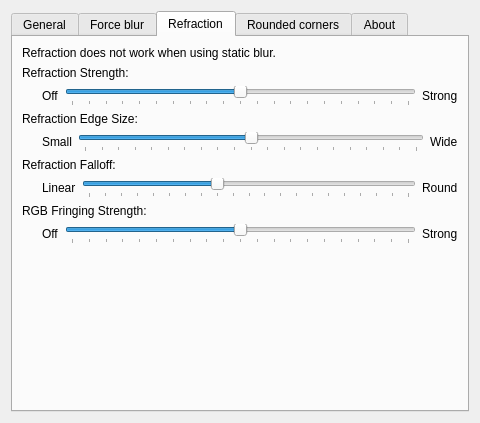
This is src/kcm/blur_config.ui in PKMNPlatin/kwin-effects-snell-glass as Qt 5 draws it before an edit. The edited form follows.
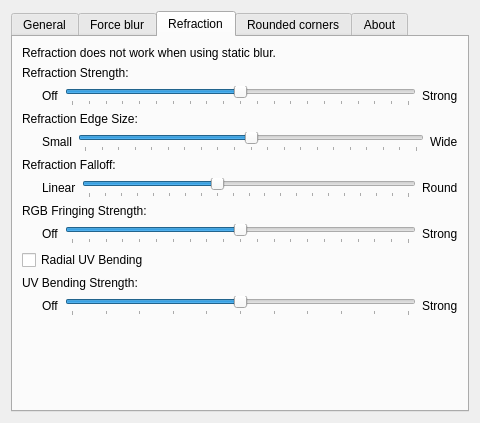
This is the edited form. The open tabs and pages were chosen to show the change. Custom widgets are drawn as their Qt base class.

Commit message: fix: update refraction settings to use boolean for radial bending and adjust bending strength

```diff
--- a/src/kcm/blur_config.ui
+++ b/src/kcm/blur_config.ui
@@ -809,6 +809,79 @@
          </item>
         </layout>
        </item>
+       <item>
+        <widget class="QCheckBox" name="kcfg_RefractionRadialBending">
+         <property name="text">
+          <string>Radial UV Bending</string>
+         </property>
+        </widget>
+       </item>
+       <item>
+        <widget class="QLabel" name="labelRefractionBendingStrength">
+         <property name="text">
+          <string>UV Bending Strength:</string>
+         </property>
+        </widget>
+       </item>
+       <item>
+        <layout class="QHBoxLayout" name="horizontalLayoutBendingStrength">
+         <item>
+          <spacer name="horizontalSpacerBendingStrength">
+           <property name="orientation">
+            <enum>Qt::Orientation::Horizontal</enum>
+           </property>
+           <property name="sizeType">
+            <enum>QSizePolicy::Policy::Fixed</enum>
+           </property>
+           <property name="sizeHint" stdset="0">
+            <size>
+             <width>20</width>
+             <height>20</height>
+            </size>
+           </property>
+          </spacer>
+         </item>
+         <item>
+          <widget class="QLabel" name="labelRefractionBendingStrengthOff">
+           <property name="text">
+            <string>Off</string>
+           </property>
+          </widget>
+         </item>
+         <item>
+          <widget class="QSlider" name="kcfg_RefractionBendingStrength">
+           <property name="minimum">
+            <number>0</number>
+           </property>
+           <property name="maximum">
+            <number>10</number>
+           </property>
+           <property name="singleStep">
+            <number>1</number>
+           </property>
+           <property name="pageStep">
+            <number>1</number>
+           </property>
+           <property name="value">
+            <number>5</number>
+           </property>
+           <property name="orientation">
+            <enum>Qt::Orientation::Horizontal</enum>
+           </property>
+           <property name="tickPosition">
+            <enum>QSlider::TickPosition::TicksBelow</enum>
+           </property>
+          </widget>
+         </item>
+         <item>
+          <widget class="QLabel" name="labelRefractionBendingStrengthStrong">
+           <property name="text">
+            <string>Strong</string>
+           </property>
+          </widget>
+         </item>
+        </layout>
+       </item>
        <item>
         <spacer name="verticalSpacer">
          <property name="orientation">
```
The commit also changes 4 other files.
